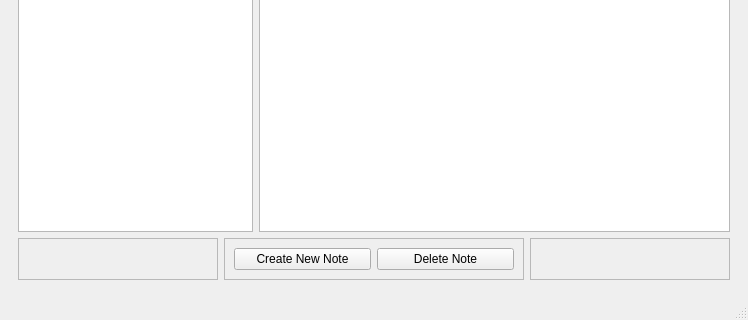
Before: the Qt Designer form QFireNotes/mainwindow.ui in HasiruNMP/CloudNote, drawn with Qt 5; both pictures show x 0 to 748 and y 290 to 610 of the 748 by 610 pixel window.
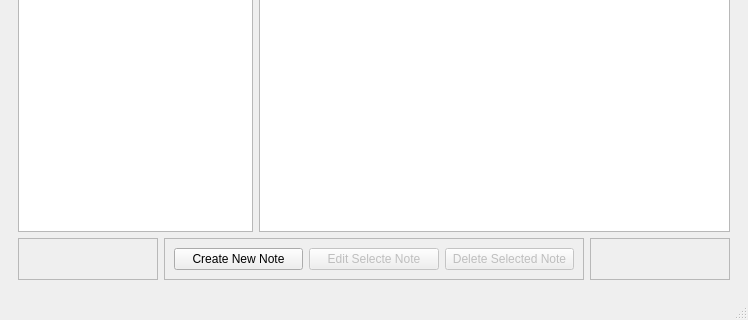
After: the same form once the commit is applied. The open tabs and pages were chosen to show the change.

```diff
--- a/QFireNotes/mainwindow.ui
+++ b/QFireNotes/mainwindow.ui
@@ -562,7 +562,7 @@
          </layout>
         </item>
         <item>
-         <layout class="QHBoxLayout" name="horizontalLayout_26" stretch="2,3,2">
+         <layout class="QHBoxLayout" name="horizontalLayout_26" stretch="1,3,1">
           <item>
            <widget class="QFrame" name="frame_29">
             <property name="frameShape">
@@ -581,7 +581,7 @@
             <property name="frameShadow">
              <enum>QFrame::Raised</enum>
             </property>
-            <layout class="QHBoxLayout" name="horizontalLayout_28">
+            <layout class="QHBoxLayout" name="horizontalLayout_28" stretch="0,0,0">
              <item>
               <widget class="QPushButton" name="btnNavCreate">
                <property name="text">
@@ -589,10 +589,23 @@
                </property>
               </widget>
              </item>
+             <item>
+              <widget class="QPushButton" name="btnEditNote">
+               <property name="enabled">
+                <bool>false</bool>
+               </property>
+               <property name="text">
+                <string>Edit Selecte Note</string>
+               </property>
+              </widget>
+             </item>
              <item>
               <widget class="QPushButton" name="btnDeleteNote">
+               <property name="enabled">
+                <bool>false</bool>
+               </property>
                <property name="text">
-                <string>Delete Note</string>
+                <string>Delete Selected Note</string>
                </property>
               </widget>
              </item>
```
Left out of the diff: 4 changed lines with no effect on the pictures.
